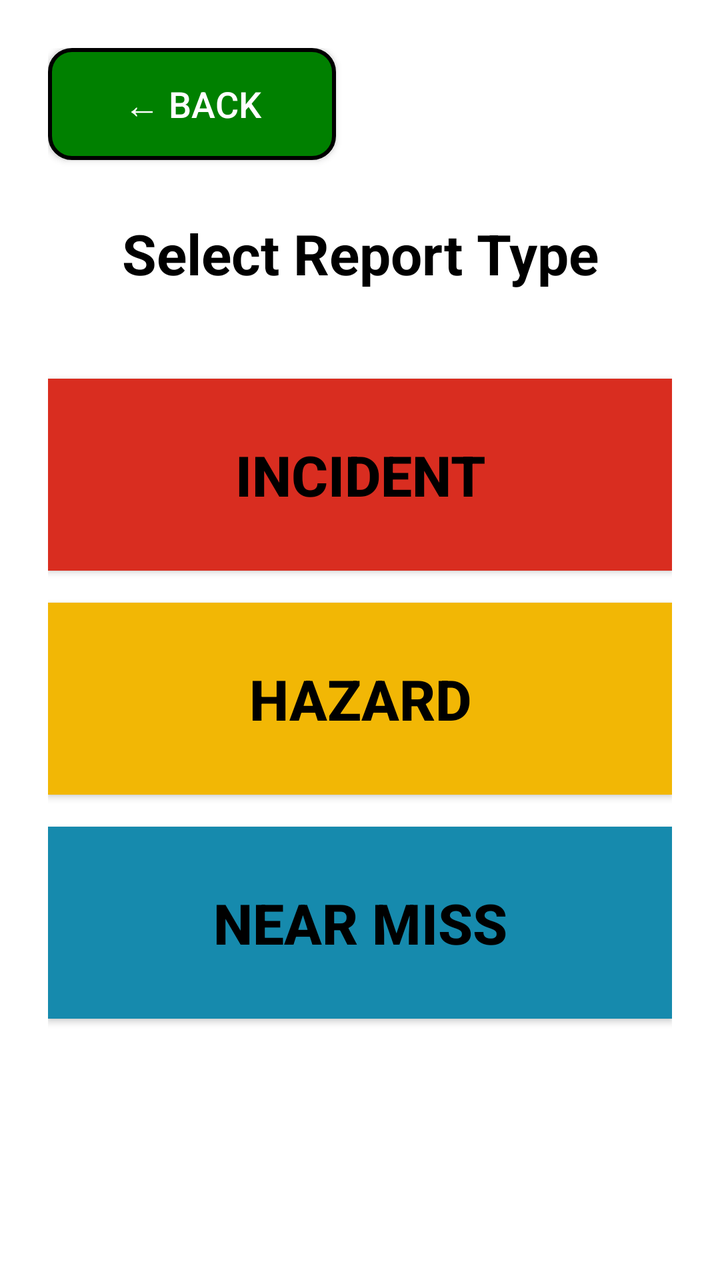
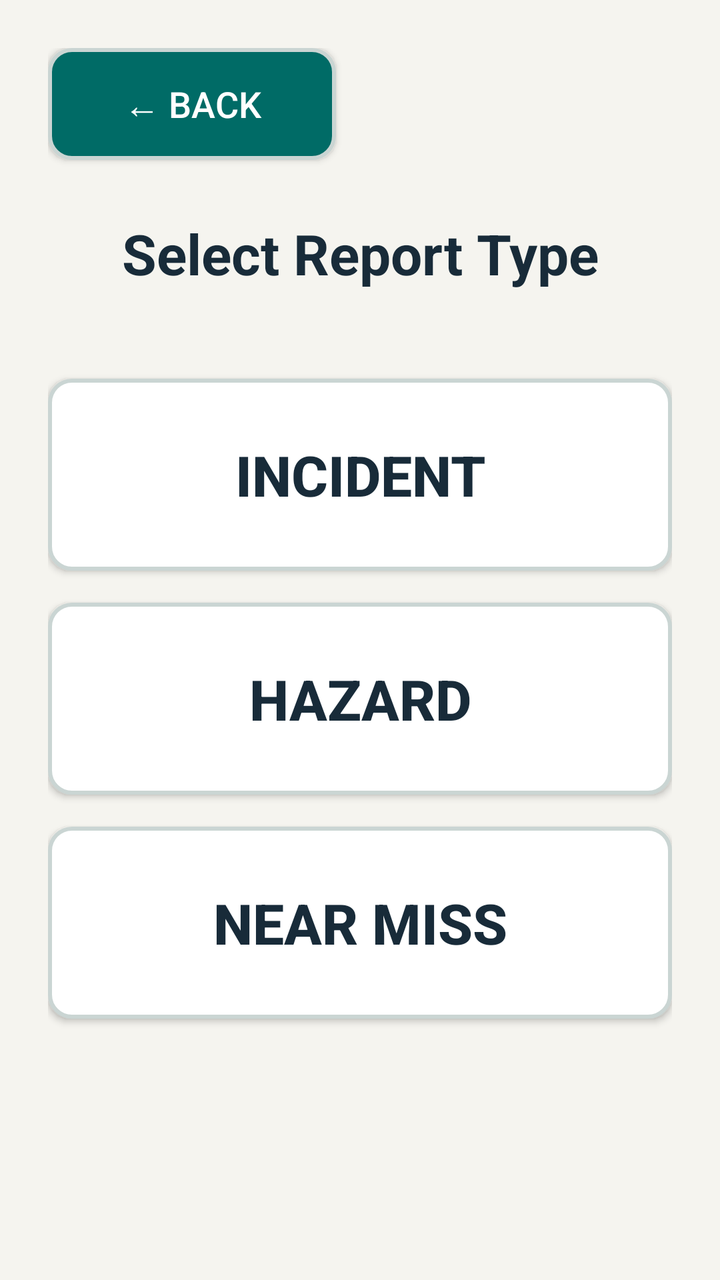

Compare the two renders of this Android layout. The source of the first and the diff that turns it into the second are given below.
<!-- AndroidManifest.xml: application theme Theme.JavaReportingSystem -->
<!-- res/layout/activity_report_type.xml -->
<?xml version="1.0" encoding="utf-8"?>
<FrameLayout xmlns:android="http://schemas.android.com/apk/res/android"
    xmlns:tools="http://schemas.android.com/tools"
    android:id="@+id/main"
    android:layout_width="match_parent"
    android:layout_height="match_parent"
    android:background="@android:color/white"
    tools:context=".ui.ReportTypeActivity">

    <ScrollView
        android:layout_width="match_parent"
        android:layout_height="match_parent"
        android:fillViewport="true">

        <LinearLayout
            android:layout_width="match_parent"
            android:layout_height="wrap_content"
            android:orientation="vertical"
            android:padding="24dp">

            <Button
                android:id="@+id/btnBack"
                android:layout_width="144dp"
                android:layout_height="56dp"
                android:background="@drawable/back_button"
                android:text="@string/back"
                android:textAllCaps="false"
                android:textColor="@color/white"
                android:textSize="18sp" />

            <TextView
                android:id="@+id/tvTitle"
                android:layout_width="match_parent"
                android:layout_height="wrap_content"
                android:layout_marginTop="28dp"
                android:gravity="center"
                android:text="Select Report Type"
                android:textColor="@android:color/black"
                android:textSize="28sp"
                android:textStyle="bold" />

            <Button
                android:id="@+id/btnIncident"
                android:layout_width="match_parent"
                android:layout_height="wrap_content"
                android:layout_marginTop="44dp"
                android:background="#D92D20"
                android:minHeight="96dp"
                android:padding="16dp"
                android:text="INCIDENT"
                android:textAllCaps="false"
                android:textColor="@android:color/black"
                android:textSize="28sp"
                android:textStyle="bold" />

            <Button
                android:id="@+id/btnHazard"
                android:layout_width="match_parent"
                android:layout_height="wrap_content"
                android:layout_marginTop="16dp"
                android:background="#F2B705"
                android:minHeight="96dp"
                android:padding="16dp"
                android:text="HAZARD"
                android:textAllCaps="false"
                android:textColor="@android:color/black"
                android:textSize="28sp"
                android:textStyle="bold" />

            <Button
                android:id="@+id/btnNearMiss"
                android:layout_width="match_parent"
                android:layout_height="wrap_content"
                android:layout_marginTop="16dp"
                android:background="#168AAD"
                android:minHeight="96dp"
                android:padding="16dp"
                android:text="NEAR MISS"
                android:textAllCaps="false"
                android:textColor="@android:color/black"
                android:textSize="28sp"
                android:textStyle="bold" />
        </LinearLayout>
    </ScrollView>
</FrameLayout>
<!-- resources referenced by this layout -->
<resources>
  <color name="white">#FFFFFFFF</color>
  <!-- drawable back_button (drawable) -->
  <?xml version="1.0" encoding="utf-8"?>
  <shape xmlns:android="http://schemas.android.com/apk/res/android"
      android:shape="rectangle">
  
      <solid android:color="#008000" />
  
      <stroke
          android:width="2dp"
          android:color="#000000" />
  
      <corners android:radius="11dp" />
  
  </shape>
  <string name="back">← BACK</string>
  <style name="Theme.JavaReportingSystem" parent="Base.Theme.JavaReportingSystem" />
  <style name="Base.Theme.JavaReportingSystem" parent="Theme.AppCompat.DayNight.NoActionBar">
          
          
      </style>
</resources>

<!-- the commit's change to res/layout/activity_report_type.xml (unified diff, before → after) -->
@@ -1,10 +1,11 @@
 <?xml version="1.0" encoding="utf-8"?>
 <FrameLayout xmlns:android="http://schemas.android.com/apk/res/android"
+    xmlns:app="http://schemas.android.com/apk/res-auto"
     xmlns:tools="http://schemas.android.com/tools"
     android:id="@+id/main"
     android:layout_width="match_parent"
     android:layout_height="match_parent"
-    android:background="@android:color/white"
+    android:background="@color/safety_background"
     tools:context=".ui.ReportTypeActivity">
 
     <ScrollView
@@ -25,8 +26,9 @@
                 android:background="@drawable/back_button"
                 android:text="@string/back"
                 android:textAllCaps="false"
-                android:textColor="@color/white"
-                android:textSize="18sp" />
+                android:textColor="@color/safety_on_action"
+                android:textSize="18sp"
+                app:backgroundTint="@null" />
 
             <TextView
                 android:id="@+id/tvTitle"
@@ -35,7 +37,7 @@
                 android:layout_marginTop="28dp"
                 android:gravity="center"
                 android:text="Select Report Type"
-                android:textColor="@android:color/black"
+                android:textColor="@color/safety_text"
                 android:textSize="28sp"
                 android:textStyle="bold" />
 
@@ -44,42 +46,45 @@
                 android:layout_width="match_parent"
                 android:layout_height="wrap_content"
                 android:layout_marginTop="44dp"
-                android:background="#D92D20"
+                android:background="@drawable/outline_button"
                 android:minHeight="96dp"
                 android:padding="16dp"
                 android:text="INCIDENT"
                 android:textAllCaps="false"
-                android:textColor="@android:color/black"
+                android:textColor="@color/safety_text"
                 android:textSize="28sp"
-                android:textStyle="bold" />
+                android:textStyle="bold"
+                app:backgroundTint="@null" />
 
             <Button
                 android:id="@+id/btnHazard"
                 android:layout_width="match_parent"
                 android:layout_height="wrap_content"
                 android:layout_marginTop="16dp"
-                android:background="#F2B705"
+                android:background="@drawable/outline_button"
                 android:minHeight="96dp"
                 android:padding="16dp"
                 android:text="HAZARD"
                 android:textAllCaps="false"
-                android:textColor="@android:color/black"
+                android:textColor="@color/safety_text"
                 android:textSize="28sp"
-                android:textStyle="bold" />
+                android:textStyle="bold"
+                app:backgroundTint="@null" />
 
             <Button
                 android:id="@+id/btnNearMiss"
                 android:layout_width="match_parent"
                 android:layout_height="wrap_content"
                 android:layout_marginTop="16dp"
-                android:background="#168AAD"
+                android:background="@drawable/outline_button"
                 android:minHeight="96dp"
                 android:padding="16dp"
                 android:text="NEAR MISS"
                 android:textAllCaps="false"
-                android:textColor="@android:color/black"
+                android:textColor="@color/safety_text"
                 android:textSize="28sp"
-                android:textStyle="bold" />
+                android:textStyle="bold"
+                app:backgroundTint="@null" />
         </LinearLayout>
     </ScrollView>
 </FrameLayout>
<!-- resource entries referenced after the edit -->
@@ -1,25 +1,52 @@
 <!-- resources referenced by this layout -->
 <resources>
-  <color name="white">#FFFFFFFF</color>
+  <color name="safety_background">#F5F4EF</color>
+  <color name="safety_on_action">#FFFFFF</color>
+  <color name="safety_text">#182B39</color>
   <!-- drawable back_button (drawable) -->
   <?xml version="1.0" encoding="utf-8"?>
   <shape xmlns:android="http://schemas.android.com/apk/res/android"
       android:shape="rectangle">
   
-      <solid android:color="#008000" />
+      <solid android:color="@color/safety_action" />
   
       <stroke
           android:width="2dp"
-          android:color="#000000" />
+          android:color="@color/safety_border" />
+  
+      <corners android:radius="11dp" />
+  
+  </shape>
+  <!-- drawable outline_button (drawable) -->
+  <?xml version="1.0" encoding="utf-8"?>
+  <shape xmlns:android="http://schemas.android.com/apk/res/android"
+      android:shape="rectangle">
+  
+      <solid android:color="@color/safety_surface" />
+  
+      <stroke
+          android:width="2dp"
+          android:color="@color/safety_border" />
   
       <corners android:radius="11dp" />
   
   </shape>
   <string name="back">← BACK</string>
   <style name="Theme.JavaReportingSystem" parent="Base.Theme.JavaReportingSystem" />
-  <style name="Base.Theme.JavaReportingSystem" parent="Theme.AppCompat.DayNight.NoActionBar">
-          
-          
+  <color name="safety_action">#006B66</color>
+  <color name="safety_border">#CAD5D3</color>
+  <color name="safety_surface">#FFFFFF</color>
+  <style name="Base.Theme.JavaReportingSystem" parent="Theme.AppCompat.Light.NoActionBar">
+          <item name="colorPrimary">@color/safety_action</item>
+          <item name="colorOnPrimary">@color/safety_on_action</item>
+          <item name="colorSurface">@color/safety_surface</item>
+          <item name="colorOnSurface">@color/safety_text</item>
+          <item name="android:colorAccent">@color/safety_action</item>
+          <item name="android:windowBackground">@color/safety_background</item>
+          <item name="android:statusBarColor">@color/safety_background</item>
+          <item name="android:navigationBarColor">@color/safety_background</item>
+          <item name="android:windowLightStatusBar">true</item>
+          <item name="android:windowLightNavigationBar">true</item>
       </style>
 </resources>
 
